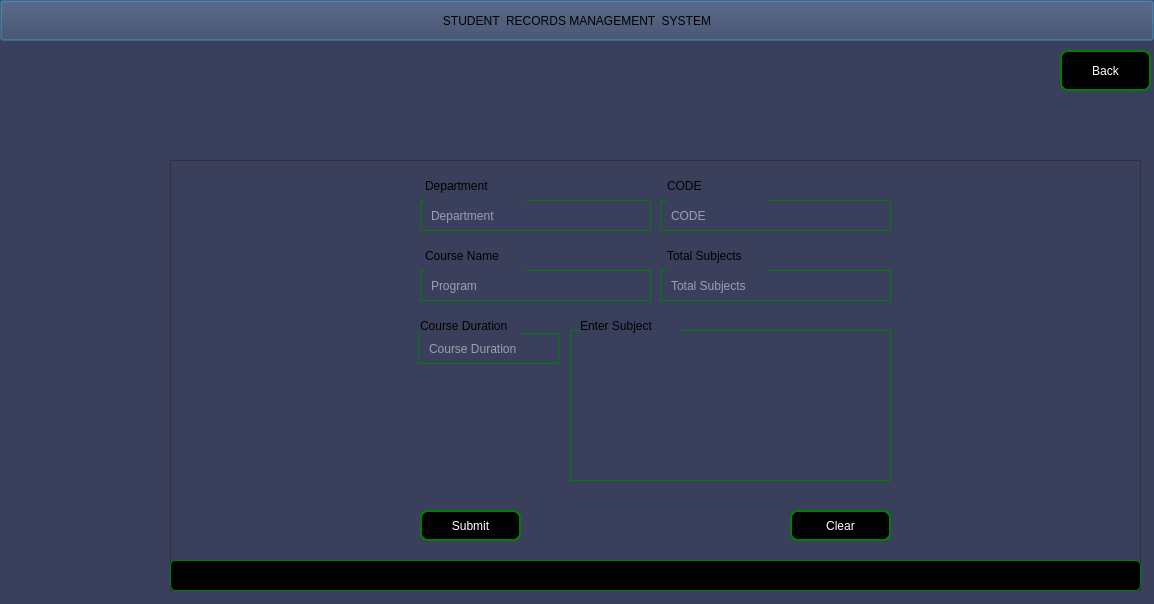
First picture: the form in courses.ui, repository Rabsoninnora/SmartRecordLBTC, before the edit.
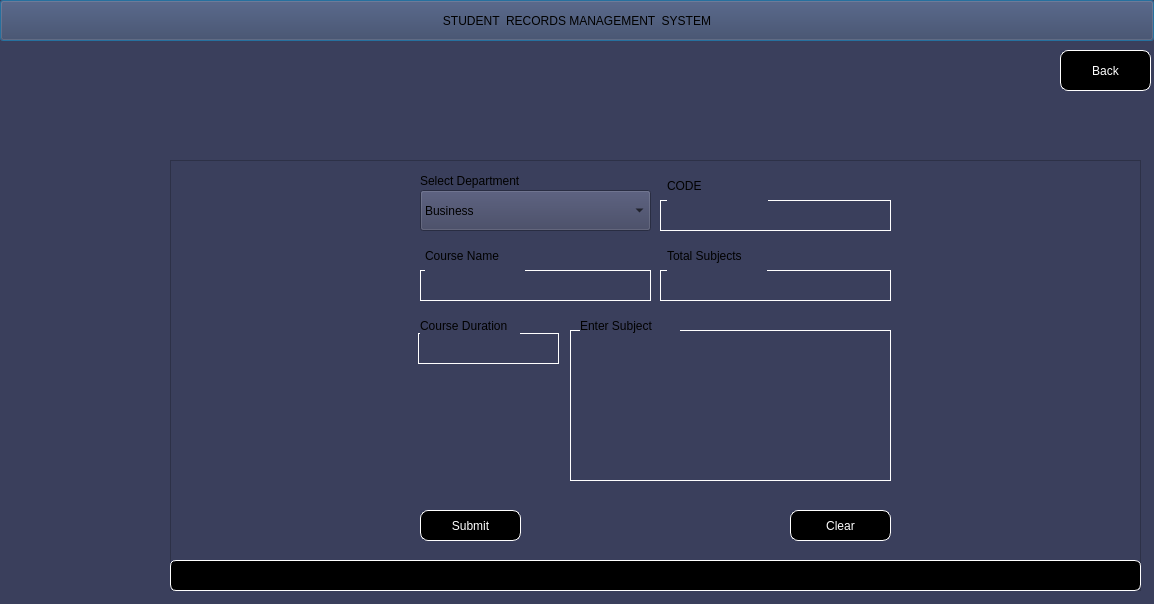
Second picture: the form after the edit. Icons and pictures are not drawn.

Commit message: Fixed courses and Dashboard changes

```diff
--- a/courses.ui
+++ b/courses.ui
@@ -42,7 +42,7 @@
     <string notr="true">    
 QPushButton{
                     color: rgb(255, 255, 255);
-                    border:2px solid green;
+                    border:1px solid white;
                     border-radius: 8px;
                     padding: 0 8px;
                     background-color: rgb(255, 267, 245);
@@ -78,35 +78,6 @@
    <property name="frameShadow">
     <enum>QFrame::Shadow::Raised</enum>
    </property>
-   <widget class="QLineEdit" name="lineEdit_Department">
-    <property name="geometry">
-     <rect>
-      <x>250</x>
-      <y>40</y>
-      <width>231</width>
-      <height>31</height>
-     </rect>
-    </property>
-    <property name="styleSheet">
-     <string notr="true">   
-QLineEdit{
-                    color: rgb(255, 255, 255);
-                    border:1px solid green;
-                    border-radius: 0px;
-                    padding: 0 8px;
-                    background-color: #3a3f5c;
-                    
-	                font: 700 9pt &quot;Segoe UI&quot;;
-                   
-
-}
-
- </string>
-    </property>
-    <property name="placeholderText">
-     <string>Department</string>
-    </property>
-   </widget>
    <widget class="QLineEdit" name="lineEdit_code">
     <property name="geometry">
      <rect>
@@ -120,7 +91,7 @@
      <string notr="true">   
 QLineEdit{
                     color: rgb(255, 255, 255);
-                    border:1px solid green;
+                    border:1px solid white;
                     border-radius: 0px;
                     padding: 0 8px;
                     background-color: #3a3f5c;
@@ -133,7 +104,7 @@
  </string>
     </property>
     <property name="placeholderText">
-     <string>CODE</string>
+     <string/>
     </property>
    </widget>
    <widget class="QLineEdit" name="lineEdit_Course_Name">
@@ -149,7 +120,7 @@
      <string notr="true">   
 QLineEdit{
                     color: rgb(255, 255, 255);
-                    border:1px solid green;
+                    border:1px solid white;
                     border-radius: 0px;
                     padding: 0 8px;
                     background-color: #3a3f5c;
@@ -162,7 +133,7 @@
  </string>
     </property>
     <property name="placeholderText">
-     <string>Program</string>
+     <string/>
     </property>
    </widget>
    <widget class="QLineEdit" name="lineEdit_Total_Subjects">
@@ -178,7 +149,7 @@
      <string notr="true">   
 QLineEdit{
                     color: rgb(255, 255, 255);
-                    border:1px solid green;
+                    border:1px solid white;
                     border-radius: 0px;
                     padding: 0 8px;
                     background-color: #3a3f5c;
@@ -194,7 +165,7 @@
      <string/>
     </property>
     <property name="placeholderText">
-     <string>Total Subjects</string>
+     <string/>
     </property>
    </widget>
    <widget class="QLineEdit" name="lineEdit_Course_Duration">
@@ -210,7 +181,7 @@
      <string notr="true">   
 QLineEdit{
                     color: rgb(255, 255, 255);
-                    border:1px solid green;
+                    border:1px solid white;
                     border-radius: 0px;
                     padding: 0 8px;
                     background-color: #3a3f5c;
@@ -223,7 +194,7 @@
  </string>
     </property>
     <property name="placeholderText">
-     <string>Course Duration</string>
+     <string/>
     </property>
    </widget>
    <widget class="QPushButton" name="btn_Course_Submit">
@@ -239,7 +210,7 @@
      <string notr="true">    
 QPushButton{
                     color: rgb(255, 255, 255);
-                    border:2px solid green;
+                    border:1px solid white;
                     border-radius: 8px;
                     padding: 0 8px;
                     background-color: rgb(255, 267, 245);
@@ -270,7 +241,7 @@
      <string notr="true">    
 QPushButton{
                     color: rgb(255, 255, 255);
-                    border:1px solid green;
+                    border:1px solid white;
                     border-radius: 6px;
                     padding: 0 8px;
                     background-color: rgb(255, 267, 245);
@@ -298,7 +269,7 @@
      <string notr="true">   
 QPushButton{
                     color: rgb(255, 255, 255);
-                    border:2px solid green;
+                    border:1px solid white;
                     border-radius: 8px;
                     padding: 0 8px;
                     background-color: rgb(255, 267, 245);
@@ -319,14 +290,14 @@
    <widget class="QLabel" name="label">
     <property name="geometry">
      <rect>
-      <x>255</x>
+      <x>250</x>
       <y>10</y>
       <width>101</width>
-      <height>31</height>
+      <height>21</height>
      </rect>
     </property>
     <property name="text">
-     <string>Department</string>
+     <string>Select Department</string>
     </property>
    </widget>
    <widget class="QLabel" name="label_2">
@@ -394,7 +365,7 @@
      <string notr="true">   
 QPlainTextEdit{
                     color: rgb(255, 255, 255);
-                    border:1px solid green;
+                    border:1px solid white;
                     border-radius: 0px;
                     padding: 0 8px;
                     background-color: #3a3f5c;
@@ -420,8 +391,40 @@
      <string>Enter Subject</string>
     </property>
    </widget>
+   <widget class="QComboBox" name="comboBox_Departments">
+    <property name="geometry">
+     <rect>
+      <x>250</x>
+      <y>30</y>
+      <width>231</width>
+      <height>41</height>
+     </rect>
+    </property>
+    <property name="editable">
+     <bool>false</bool>
+    </property>
+    <item>
+     <property name="text">
+      <string>Business</string>
+     </property>
+    </item>
+    <item>
+     <property name="text">
+      <string>Hospitality</string>
+     </property>
+    </item>
+    <item>
+     <property name="text">
+      <string>Engineering</string>
+     </property>
+    </item>
+    <item>
+     <property name="text">
+      <string>Cosmotology</string>
+     </property>
+    </item>
+   </widget>
    <zorder>btn_Course_Submit</zorder>
-   <zorder>lineEdit_Department</zorder>
    <zorder>lineEdit_code</zorder>
    <zorder>lineEdit_Course_Name</zorder>
    <zorder>lineEdit_Total_Subjects</zorder>
@@ -435,6 +438,7 @@
    <zorder>label_7</zorder>
    <zorder>plainTextEdit_SubjectList</zorder>
    <zorder>label_8</zorder>
+   <zorder>comboBox_Departments</zorder>
   </widget>
  </widget>
  <resources/>
```
The commit also changes 13 other files.
